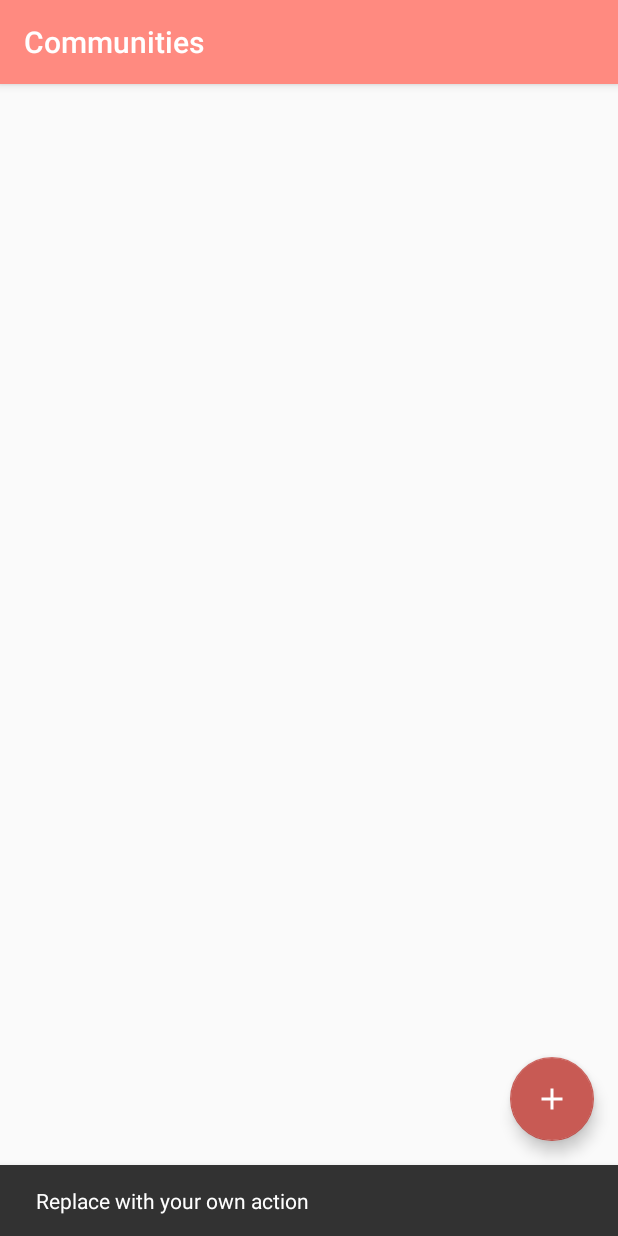
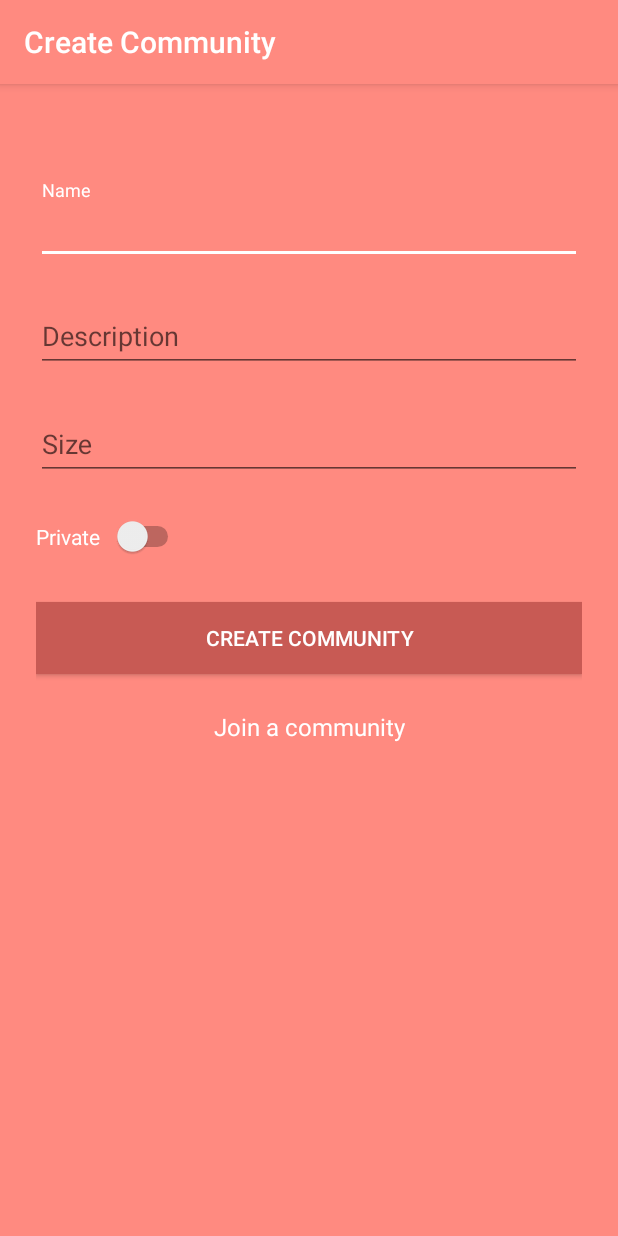
Before and after one commit to yilmazvolkan/purposefulCommunityPlatform, an Android app: the CommunityActivity screen opened directly, with no data from a screen before it, after a tap on an icon or button, on a phone screen of 412 x 824 dp. Run offline under Robolectric (Android 15) with nearby library versions, the phone set to English and light mode, and no system bars; 2 statements that could not run were skipped.

Commit message:
Create community is implemented

```diff
--- a/PurposefulCommunity/app/src/main/java/com/bounswe/purposefulcommunity/API/RetrofitClient.kt
+++ b/PurposefulCommunity/app/src/main/java/com/bounswe/purposefulcommunity/API/RetrofitClient.kt
@@ -1,9 +1,6 @@
 package com.bounswe.mercatus.API
 
-import com.bounswe.purposefulcommunity.Models.CommunityBody
-import com.bounswe.purposefulcommunity.Models.SignInBody
-import com.bounswe.purposefulcommunity.Models.SignInRes
-import com.bounswe.purposefulcommunity.Models.SignUpBody
+import com.bounswe.purposefulcommunity.Models.*
 import okhttp3.OkHttpClient
 import okhttp3.logging.HttpLoggingInterceptor
 import retrofit2.Retrofit
@@ -32,6 +29,14 @@ interface ApiInterface {
     fun getComList(
         @Header("token") token: String
     ): retrofit2.Call<List<CommunityBody>>
+
+    // Create Community request
+    @Headers("Content-Type:application/json")
+    @POST("/community/create")
+    fun createComm(
+        @Body info: CreateCommBody,
+        @Header("token") token: String
+    ): retrofit2.Call<CommunityBody>
 }
 class RetrofitInstance {
     companion object {
--- /dev/null
+++ b/PurposefulCommunity/app/src/main/java/com/bounswe/purposefulcommunity/CreateCommActivity.kt
@@ -0,0 +1,117 @@
+package com.bounswe.purposefulcommunity
+
+import android.content.Context
+import android.content.Intent
+import android.os.Bundle
+import android.widget.Toast
+import androidx.appcompat.app.AppCompatActivity
+import com.bounswe.mercatus.API.ApiInterface
+import com.bounswe.mercatus.API.RetrofitInstance
+import com.bounswe.purposefulcommunity.Fragments.CommunityActivity
+import com.bounswe.purposefulcommunity.Models.CommunityBody
+import com.bounswe.purposefulcommunity.Models.CreateCommBody
+import kotlinx.android.synthetic.main.activity_create_comm.*
+import retrofit2.Call
+import retrofit2.Callback
+import retrofit2.Response
+import java.net.ConnectException
+
+class CreateCommActivity : AppCompatActivity() {
+
+    override fun onCreate(savedInstanceState: Bundle?) {
+        super.onCreate(savedInstanceState)
+        setContentView(R.layout.activity_create_comm)
+
+        val actionBar = supportActionBar
+        actionBar!!.title = getString(R.string.title_create_community)
+
+        btn_create.setOnClickListener {
+            val name = editComName.text.toString()
+            val description = editDesc.text.toString()
+            val size = editSize.text.toString().toInt()
+            val isPrivate = switch1.isChecked //Comm is private when it is true
+
+            if (isValidForm(name, description, size)) {
+                createCommunity(name, description, size, isPrivate)
+            }
+        }
+        join_comm.setOnClickListener {
+            val intent = Intent(this@CreateCommActivity, CommunityActivity::class.java)
+            startActivity(intent)
+            overridePendingTransition(
+                R.anim.slide_in_right,
+                R.anim.slide_out_left
+            )
+            finish()
+        }
+    }
+    private fun createCommunity(name: String, desc: String, size: Int, isPrivate: Boolean){
+        val purApp = RetrofitInstance.getRetrofitInstance().create(ApiInterface::class.java)
+        val communityInfo = CreateCommBody(desc,isPrivate, name,size)
+
+        val res = getSharedPreferences("TOKEN_INFO", Context.MODE_PRIVATE)
+        val tokenV = res.getString("token", "Data Not Found!")
+
+        purApp.createComm(communityInfo, tokenV!!).enqueue(object : Callback<CommunityBody> {
+            override fun onFailure(call: Call<CommunityBody>, t: Throwable) {
+                if(t.cause is ConnectException){
+                    Toast.makeText(
+                        this@CreateCommActivity,
+                        "Check your connection!",
+                        Toast.LENGTH_SHORT
+                    ).show()
+                }
+                else{
+                    Toast.makeText(
+                        this@CreateCommActivity,
+                        "Something bad happened!",
+                        Toast.LENGTH_SHORT
+                    ).show()
+                }
+            }
+            override fun onResponse(call: Call<CommunityBody>, response: Response<CommunityBody>) {
+                if (response.code() == 200) {
+                    Toast.makeText(this@CreateCommActivity, "Community created!", Toast.LENGTH_SHORT)
+                        .show()
+
+                }
+                else  {
+                    Toast.makeText(this@CreateCommActivity, "Create failed", Toast.LENGTH_SHORT)
+                        .show()
+                }
+            }
+        })
+    }
+    private fun isValidForm(name: String, description: String, size: Int):Boolean{
+
+        var isValid = true
+
+        if (name.isEmpty()){
+            layComName.isErrorEnabled = true
+            layComName.error = "Name cannot be empty!"
+            isValid = false
+        }else{
+            layComName.isErrorEnabled = false
+        }
+        if (description.isEmpty()){
+            layDesc.isErrorEnabled = true
+            layDesc.error = "Description cannot be empty!"
+            isValid = false
+        }else{
+            layDesc.isErrorEnabled = false
+        }
+        if(size < 1){
+            laySize.isErrorEnabled = true
+            laySize.error = "Size must be more than 1."
+            isValid = false
+        }
+        else{
+            laySize.isErrorEnabled = false
+        }
+        return isValid
+    }
+    override fun finish() {
+        super.finish()
+        overridePendingTransition(android.R.anim.slide_in_left, android.R.anim.slide_out_right)
+    }
+}
--- a/PurposefulCommunity/app/src/main/java/com/bounswe/purposefulcommunity/Fragments/CommunityActivity.kt
+++ b/PurposefulCommunity/app/src/main/java/com/bounswe/purposefulcommunity/Fragments/CommunityActivity.kt
@@ -1,6 +1,7 @@
 package com.bounswe.purposefulcommunity.Fragments
 
 import android.content.Context
+import android.content.Intent
 import android.os.Bundle
 import android.widget.Toast
 import androidx.appcompat.app.AppCompatActivity
@@ -9,10 +10,10 @@ import androidx.recyclerview.widget.RecyclerView
 import com.bounswe.mercatus.API.ApiInterface
 import com.bounswe.mercatus.API.RetrofitInstance
 import com.bounswe.purposefulcommunity.Adapters.CustomAdapter
+import com.bounswe.purposefulcommunity.CreateCommActivity
 import com.bounswe.purposefulcommunity.Models.CommShowBody
 import com.bounswe.purposefulcommunity.Models.CommunityBody
 import com.bounswe.purposefulcommunity.R
-import com.google.android.material.snackbar.Snackbar
 import kotlinx.android.synthetic.main.activity_community.*
 import retrofit2.Call
 import retrofit2.Callback
@@ -28,14 +29,21 @@ class CommunityActivity : AppCompatActivity() {
         val actionBar = supportActionBar
         actionBar!!.title = getString(R.string.communities)
 
-        fab.setOnClickListener { view ->
-            Snackbar.make(view, "Replace with your own action", Snackbar.LENGTH_LONG)
-                .setAction("Action", null).show()
+        fab.setOnClickListener {
+            createCommunity()
         }
 
         getCommunities()
     }
-
+    private fun createCommunity(){
+        val intent = Intent(this@CommunityActivity, CreateCommActivity::class.java)
+        startActivity(intent)
+        overridePendingTransition(
+            R.anim.slide_in_right,
+            R.anim.slide_out_left
+        )
+        finish()
+    }
     private fun getCommunities(){
         val res = getSharedPreferences("TOKEN_INFO", Context.MODE_PRIVATE)
         val tokenV = res.getString("token", "Data Not Found!")
--- a/PurposefulCommunity/app/src/main/java/com/bounswe/purposefulcommunity/Fragments/LoginActivity.kt
+++ b/PurposefulCommunity/app/src/main/java/com/bounswe/purposefulcommunity/Fragments/LoginActivity.kt
@@ -45,6 +45,7 @@ class LoginActivity : AppCompatActivity() {
                 R.anim.slide_in_right,
                 R.anim.slide_out_left
             )
+            finish()
         }
     }
     private fun signIn(email: String, password: String, editor: SharedPreferences.Editor){
@@ -113,8 +114,4 @@ class LoginActivity : AppCompatActivity() {
     private fun String.isValidEmail(): Boolean
             = this.isNotEmpty() &&
             Patterns.EMAIL_ADDRESS.matcher(this).matches()
-    override fun finish() {
-        super.finish()
-        overridePendingTransition(android.R.anim.slide_in_left, android.R.anim.slide_out_right)
-    }
 }
--- a/PurposefulCommunity/app/src/main/java/com/bounswe/purposefulcommunity/Fragments/RegisterActivity.kt
+++ b/PurposefulCommunity/app/src/main/java/com/bounswe/purposefulcommunity/Fragments/RegisterActivity.kt
@@ -45,6 +45,7 @@ class RegisterActivity : AppCompatActivity() {
                 R.anim.slide_in_right,
                 R.anim.slide_out_left
             )
+            finish()
         }
     }
     private fun signUp(email: String, name: String, surname: String, password: String){
--- /dev/null
+++ b/PurposefulCommunity/app/src/main/res/layout/activity_create_comm.xml
@@ -0,0 +1,97 @@
+<?xml version="1.0" encoding="utf-8"?>
+<ScrollView xmlns:android="http://schemas.android.com/apk/res/android"
+    android:layout_width="fill_parent"
+    android:layout_height="fill_parent"
+    xmlns:app="http://schemas.android.com/apk/res-auto"
+    android:fitsSystemWindows="true"
+    android:background="@color/colorPrimary">
+
+    <LinearLayout
+        android:orientation="vertical"
+        android:layout_width="match_parent"
+        android:layout_height="wrap_content"
+        android:paddingTop="56dp"
+        android:paddingLeft="24dp"
+        android:paddingRight="24dp">
+
+        <com.google.android.material.textfield.TextInputLayout
+            android:id="@+id/layComName"
+            android:layout_width="match_parent"
+            android:layout_height="wrap_content"
+            android:layout_marginTop="8dp"
+            android:layout_marginBottom="8dp"
+            android:hint="@string/name"
+            app:errorTextAppearance="@style/error_appearance">
+
+            <com.google.android.material.textfield.TextInputEditText
+                android:id="@+id/editComName"
+                android:layout_width="match_parent"
+                android:layout_height="wrap_content"
+                android:inputType="textPersonName"
+                android:textColor="@color/colorWhite"/>
+        </com.google.android.material.textfield.TextInputLayout>
+        <com.google.android.material.textfield.TextInputLayout
+            android:id="@+id/layDesc"
+            android:layout_width="match_parent"
+            android:layout_height="wrap_content"
+            android:layout_marginTop="8dp"
+            android:layout_marginBottom="8dp"
+            android:hint="@string/description"
+            app:errorTextAppearance="@style/error_appearance">
+
+            <com.google.android.material.textfield.TextInputEditText
+                android:id="@+id/editDesc"
+                android:layout_width="match_parent"
+                android:layout_height="wrap_content"
+                android:inputType="text"
+                android:textColor="@color/colorWhite"/>
+        </com.google.android.material.textfield.TextInputLayout>
+        <com.google.android.material.textfield.TextInputLayout
+            android:id="@+id/laySize"
+            android:layout_width="match_parent"
+            android:layout_height="wrap_content"
+            android:layout_marginTop="8dp"
+            android:layout_marginBottom="8dp"
+            android:hint="@string/size"
+            app:errorTextAppearance="@style/error_appearance">
+
+            <com.google.android.material.textfield.TextInputEditText
+                android:id="@+id/editSize"
+                android:layout_width="match_parent"
+                android:layout_height="wrap_content"
+                android:inputType="numberDecimal"
+                android:textColor="@color/colorWhite"/>
+        </com.google.android.material.textfield.TextInputLayout>
+
+        <Switch
+            android:paddingTop="20dp"
+            android:paddingBottom="10dp"
+            android:id="@+id/switch1"
+            android:layout_width="wrap_content"
+            android:layout_height="wrap_content"
+            android:layout_weight="1"
+            android:text="@string/priv"
+            android:textColor="@android:color/white"
+            android:switchPadding="8dp"/>
+
+        <Button
+            android:id="@+id/btn_create"
+            android:layout_width="fill_parent"
+            android:layout_height="wrap_content"
+            android:layout_marginTop="24dp"
+            android:layout_marginBottom="24dp"
+            android:padding="12dp"
+            android:background="@color/colorPrimaryDark"
+            android:textColor="@color/colorWhite"
+            android:text="@string/create_comm"/>
+        <TextView
+            android:id="@+id/join_comm"
+            android:layout_width="fill_parent"
+            android:layout_height="wrap_content"
+            android:layout_marginBottom="24dp"
+            android:text="@string/join_comm"
+            android:gravity="center"
+            android:textColor="@color/colorWhite"
+            android:textSize="16dip"/>>
+    </LinearLayout>
+</ScrollView>
--- a/PurposefulCommunity/app/src/main/res/values/strings.xml
+++ b/PurposefulCommunity/app/src/main/res/values/strings.xml
@@ -5,6 +5,7 @@
     <string name="title_activity_sign_up">Sign up</string>
     <string name="communities">Communities</string>
     <string name="title_activity_community">Communities</string>
+    <string name="title_create_community">Create Community</string>
 
     <string name="name">Name</string>
     <string name="surname">Surname</string>
@@ -16,4 +17,9 @@
     <string name="go_sigin">Already a member? Login</string>
 
     <string name="size">Size</string>
+
+    <string name="join_comm">Join a community</string>
+    <string name="create_comm">Create Community</string>
+    <string name="description">Description</string>
+    <string name="priv">Private</string>
 </resources>
```
Also changed, not shown: PurposefulCommunity/app/src/main/AndroidManifest.xml (+16 -4 lines), PurposefulCommunity/app/src/main/java/com/bounswe/purposefulcommunity/Models/CreateCommBody.kt (added, +8 -0 lines).
